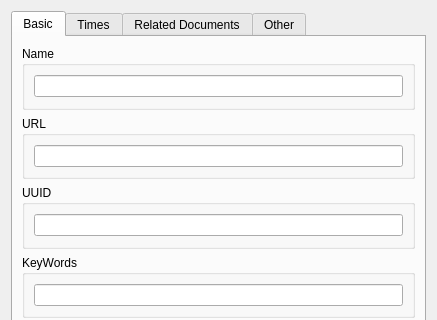
Before: the Qt Designer form managefile/propofdocdialog.ui in MrMattMunro/filesearch, drawn with Qt 5; both pictures show x 0 to 437 and y 0 to 320 of the 437 by 500 pixel window.
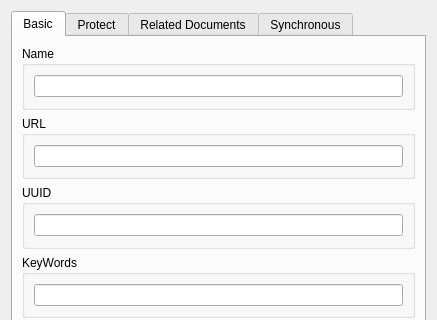
After: the same form once the commit is applied. The open tabs and pages were chosen to show the change.

What changed in the file:
```diff
--- a/managefile/propofdocdialog.ui
+++ b/managefile/propofdocdialog.ui
@@ -103,7 +103,7 @@
      </widget>
      <widget class="QWidget" name="time">
       <attribute name="title">
-       <string>Times</string>
+       <string>Protect</string>
       </attribute>
       <layout class="QGridLayout" name="gridLayout_6">
        <item row="0" column="0">
@@ -185,7 +185,7 @@
      </widget>
      <widget class="QWidget" name="tab">
       <attribute name="title">
-       <string>Other</string>
+       <string>Synchronous</string>
       </attribute>
       <widget class="QGroupBox" name="groupBox_6">
        <property name="geometry">
```
Left out of the diff: 2 changed lines with no effect on the pictures.
